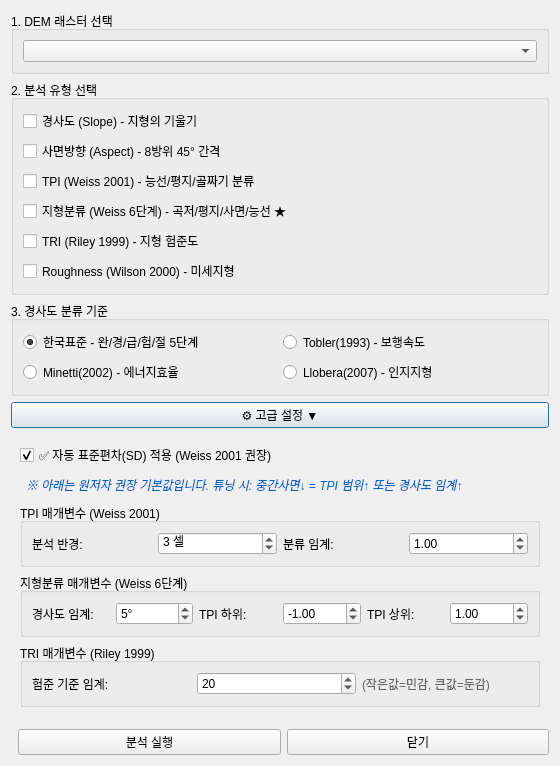
Before: the Qt Designer form tools/terrain_analysis_dialog_base.ui in lzpxilfe/ar, drawn with Qt 5.
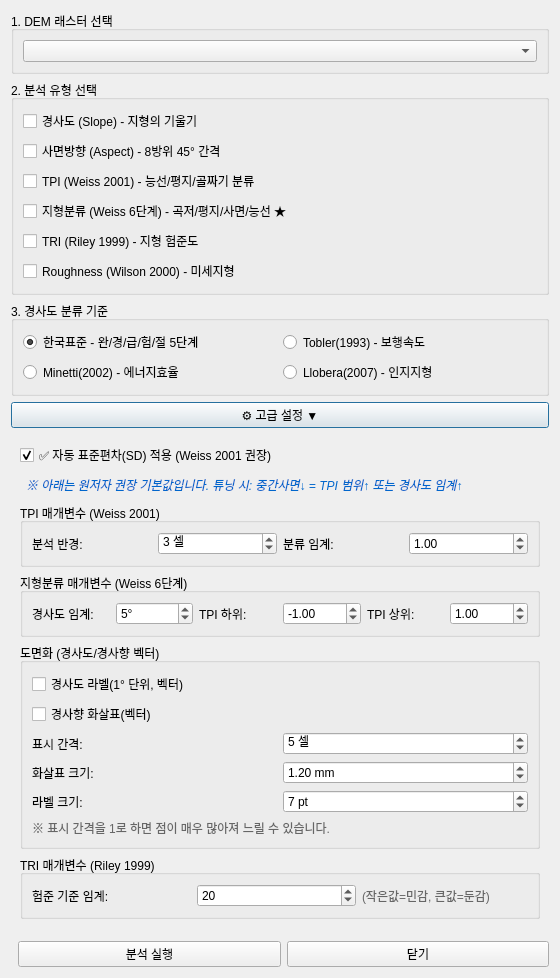
After: the same form once the commit is applied. Custom widgets are drawn as their Qt base class.

Commit message:
Terrain: slope/aspect drafting
Add vector drafting output (slope degree labels + rotated aspect arrows) with spacing/size controls

The edit to the form file:
```diff
--- a/tools/terrain_analysis_dialog_base.ui
+++ b/tools/terrain_analysis_dialog_base.ui
@@ -334,6 +334,126 @@
         </layout>
        </widget>
       </item>
+      <item>
+       <widget class="QGroupBox" name="groupDrafting">
+        <property name="title">
+         <string>도면화 (경사도/경사향 벡터)</string>
+        </property>
+        <layout class="QGridLayout" name="gridLayout_Drafting">
+         <item row="0" column="0" colspan="2">
+          <widget class="QCheckBox" name="chkDraftSlopeLabel">
+           <property name="text">
+            <string>경사도 라벨(1° 단위, 벡터)</string>
+           </property>
+           <property name="toolTip">
+            <string>&lt;html&gt;&lt;b&gt;경사도 라벨 도면화&lt;/b&gt;&lt;hr/&gt;DEM에서 계산한 경사도(°)를 점(벡터)으로 변환하고, 1° 단위로 반올림한 값을 라벨로 표기합니다.&lt;br/&gt;&lt;br/&gt;? &lt;b&gt;주의&lt;/b&gt;: 표시 간격을 1셀로 두면 점이 매우 많이 생성되어 느릴 수 있습니다.&lt;/html&gt;</string>
+           </property>
+          </widget>
+         </item>
+         <item row="1" column="0" colspan="2">
+          <widget class="QCheckBox" name="chkDraftAspectArrow">
+           <property name="text">
+            <string>경사향 화살표(벡터)</string>
+           </property>
+           <property name="toolTip">
+            <string>&lt;html&gt;&lt;b&gt;경사향 화살표 도면화&lt;/b&gt;&lt;hr/&gt;DEM에서 계산한 사면방향(방위각 0~360°)을 점(벡터)으로 변환하고, 각도 값에 맞춰 화살표 심볼을 회전시킵니다.&lt;br/&gt;&lt;br/&gt;? 평지(경사≈0°)에서는 화살표를 자동으로 숨깁니다.&lt;/html&gt;</string>
+           </property>
+          </widget>
+         </item>
+         <item row="2" column="0">
+          <widget class="QLabel" name="label_DraftStep">
+           <property name="text">
+            <string>표시 간격:</string>
+           </property>
+          </widget>
+         </item>
+         <item row="2" column="1">
+          <widget class="QSpinBox" name="spinDraftStep">
+           <property name="minimum">
+            <number>1</number>
+           </property>
+           <property name="maximum">
+            <number>1000</number>
+           </property>
+           <property name="value">
+            <number>5</number>
+           </property>
+           <property name="suffix">
+            <string> 셀</string>
+           </property>
+           <property name="toolTip">
+            <string>&lt;html&gt;&lt;b&gt;도면화 표시 간격(셀)&lt;/b&gt;&lt;hr/&gt;1 = 모든 셀(가장 촘촘하지만 매우 느림)&lt;br/&gt;5 = 5셀마다 1개(권장)&lt;br/&gt;10 = 더 성긴 표기(대범위 DEM에 권장)&lt;/html&gt;</string>
+           </property>
+          </widget>
+         </item>
+         <item row="3" column="0">
+          <widget class="QLabel" name="label_ArrowSize">
+           <property name="text">
+            <string>화살표 크기:</string>
+           </property>
+          </widget>
+         </item>
+         <item row="3" column="1">
+          <widget class="QDoubleSpinBox" name="spinDraftArrowSize">
+           <property name="decimals">
+            <number>2</number>
+           </property>
+           <property name="minimum">
+            <double>0.10</double>
+           </property>
+           <property name="maximum">
+            <double>10.00</double>
+           </property>
+           <property name="singleStep">
+            <double>0.10</double>
+           </property>
+           <property name="value">
+            <double>1.20</double>
+           </property>
+           <property name="suffix">
+            <string> mm</string>
+           </property>
+          </widget>
+         </item>
+         <item row="4" column="0">
+          <widget class="QLabel" name="label_LabelSize">
+           <property name="text">
+            <string>라벨 크기:</string>
+           </property>
+          </widget>
+         </item>
+         <item row="4" column="1">
+          <widget class="QSpinBox" name="spinDraftLabelSize">
+           <property name="minimum">
+            <number>4</number>
+           </property>
+           <property name="maximum">
+            <number>20</number>
+           </property>
+           <property name="value">
+            <number>7</number>
+           </property>
+           <property name="suffix">
+            <string> pt</string>
+           </property>
+          </widget>
+         </item>
+         <item row="5" column="0" colspan="2">
+          <widget class="QLabel" name="label_DraftHint">
+           <property name="text">
+            <string>※ 표시 간격을 1로 하면 점이 매우 많아져 느릴 수 있습니다.</string>
+           </property>
+           <property name="styleSheet">
+            <string>color: #666; font-size: 9pt;</string>
+           </property>
+           <property name="wordWrap">
+            <bool>true</bool>
+           </property>
+          </widget>
+         </item>
+        </layout>
+       </widget>
+      </item>
       <item>
        <widget class="QGroupBox" name="groupTRI">
         <property name="title">
```
The commit also changes 2 other files.
